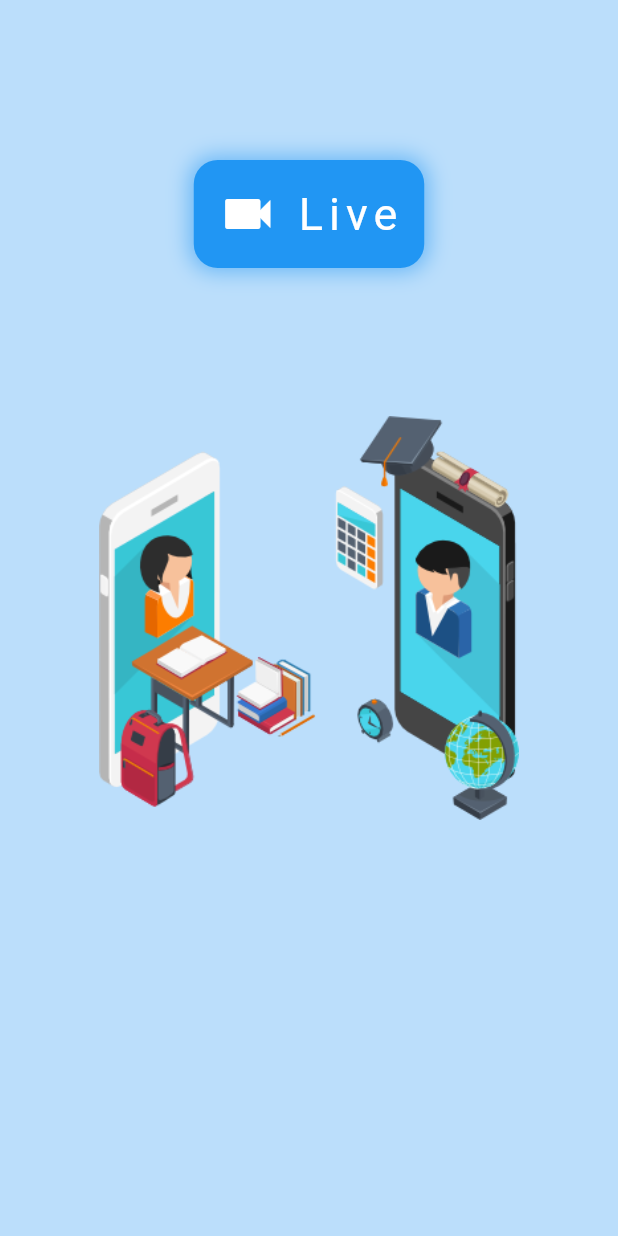
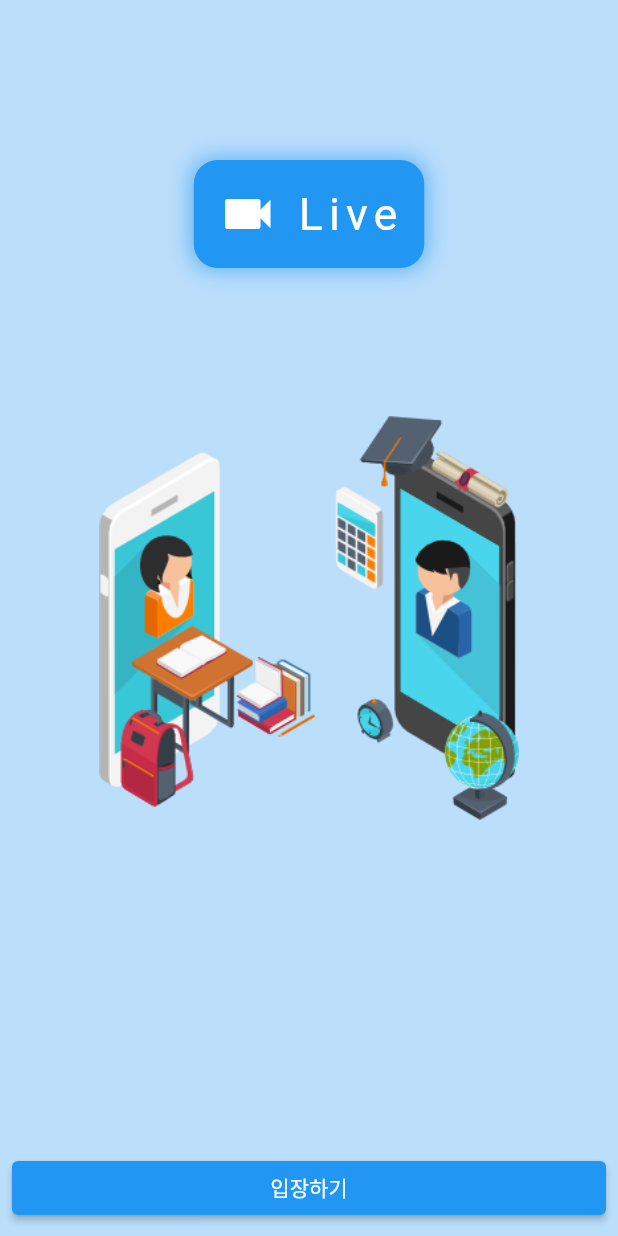
Before and after one commit to chihyeonwon/WebRTC, a Flutter app: the screen it shows after launch, on a phone screen of 412 x 824 dp. Run offline on Flutter 3.47's test engine with Material 2 defaults, Android fonts, the phone set to English and light mode, and no system bars.

Commit message:
화상 통화 시작 버튼 생성

```diff
--- a/lib/entrybutton.dart
+++ b/lib/entrybutton.dart
@@ -5,6 +5,15 @@ class EntryButton extends StatelessWidget {
 
   @override
   Widget build(BuildContext context) {
-    return Column();
+    return Column(
+      mainAxisAlignment: MainAxisAlignment.end,
+      crossAxisAlignment: CrossAxisAlignment.stretch,
+      children: [
+        ElevatedButton(
+            onPressed: () {},
+            child: Text('입장하기'),
+        ),
+      ],
+    );
   }
 }
```
